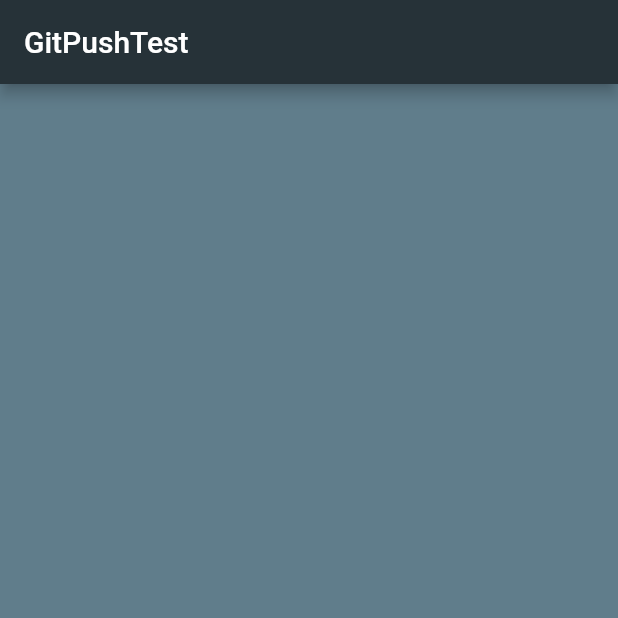
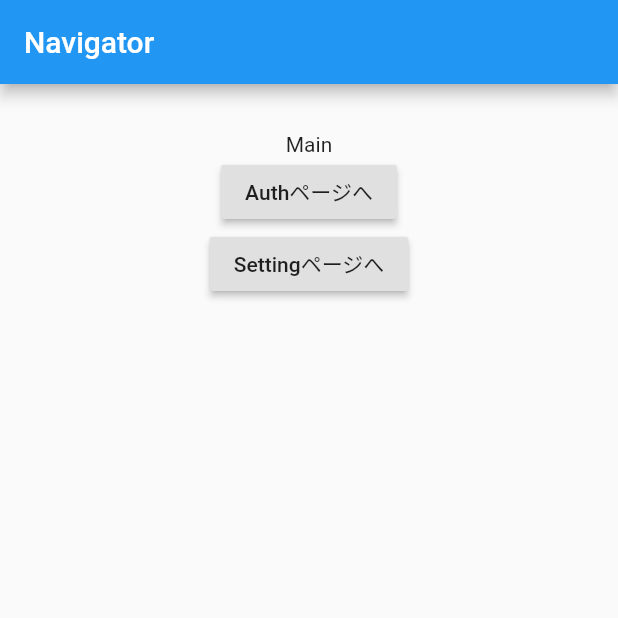
Before and after one commit to katsualonso14/PandaFlutter, a Flutter app: the screen it shows after launch, on a phone screen of 412 x 824 dp, the top half of it. Run offline on Flutter 3.47's test engine with Material 2 defaults, Android fonts, the phone set to English and light mode, and no system bars; our stand-ins replace firebase_auth, firebase_core; accounts and stored records are empty.

```diff
--- a/lib/main.dart
+++ b/lib/main.dart
@@ -1,10 +1,80 @@
 import 'package:flutter/material.dart';
+import 'package:firebase_auth/firebase_auth.dart';
+import 'package:firebase_core/firebase_core.dart';
+import 'package:test_flutter/pages/auth.dart';
+import 'package:test_flutter/pages/setting.dart';
 
-void main() => runApp(MaterialApp(
-        home: Scaffold(
-      backgroundColor: Colors.blueGrey,
-      appBar: AppBar(
-        title: Text('GitPushTest'),
-        backgroundColor: Colors.blueGrey[900],
+Future<void> main() async {
+  WidgetsFlutterBinding.ensureInitialized();
+  await Firebase.initializeApp();
+  runApp(MyApp());
+}
+
+class MyApp extends StatelessWidget {
+  @override
+  Widget build(BuildContext context) {
+    return MaterialApp(
+      home: MainPage(),
+      routes: <String, WidgetBuilder>{
+        '/home': (BuildContext context) => new MainPage(),
+        '/authpage': (BuildContext context) => new AuthPage(),
+        '/settingpage': (BuildContext context) => new SettingPage()
+      },
+    );
+  }
+}
+
+class MainPage extends StatelessWidget {
+  @override
+  Widget build(BuildContext context) {
+    return new Scaffold(
+      appBar: new AppBar(
+        title: new Text('Navigator'),
       ),
-    )));
+      body: new Container(
+        padding: new EdgeInsets.all(32.0),
+        child: new Center(
+          child: new Column(
+            children: <Widget>[
+              Text('Main'),
+              RaisedButton(
+                onPressed: () => Navigator.of(context).pushNamed("/authpage"),
+                child: new Text('Authページへ'),
+              ),
+              RaisedButton(
+                onPressed: () =>
+                    Navigator.of(context).pushNamed("/settingpage"),
+                child: new Text('Settingページへ'),
+              ),
+            ],
+          ),
+        ),
+      ),
+    );
+  }
+}
+
+// class SubPage extends StatelessWidget {
+//   @override
+//   Widget build(BuildContext context) {
+//     return new Scaffold(
+//       appBar: new AppBar(
+//         title: new Text('Navigator'),
+//       ),
+//       body: new Container(
+//         padding: new EdgeInsets.all(32.0),
+//         child: new Center(
+//           child: new Column(
+//             children: <Widget>[
+//               Text('Sub'),
+//               RaisedButton(
+//                 onPressed: () => Navigator.of(context).pop(),
+//                 child: new Text('戻る'),
+//               )
+//             ],
+//           ),
+//         ),
+//       ),
+//     );
+//   }
+// }
```
Also changed, not shown: lib/model/appuser.dart (added, +25 -0 lines), lib/pages/auth.dart (+14 -7 lines), lib/pages/setting.dart (added, +23 -0 lines).
